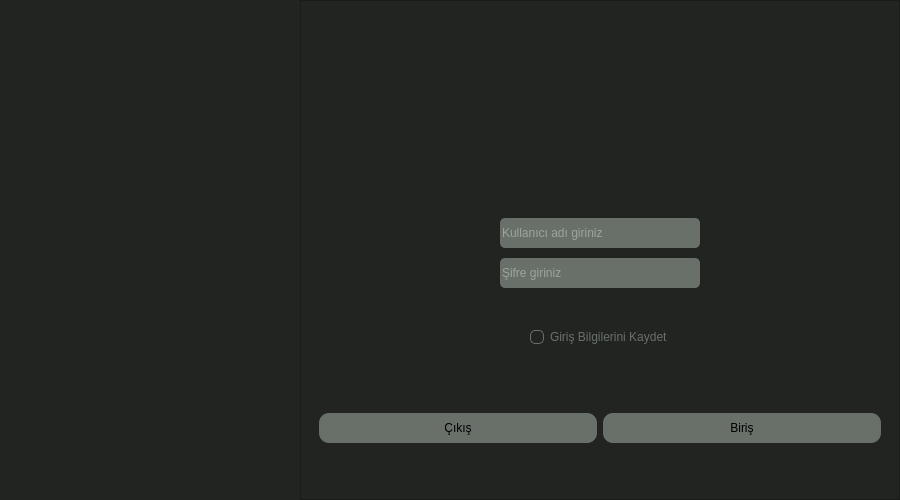
First picture: the form in ui/login.ui, repository w0nzy/vixgon, before the edit.
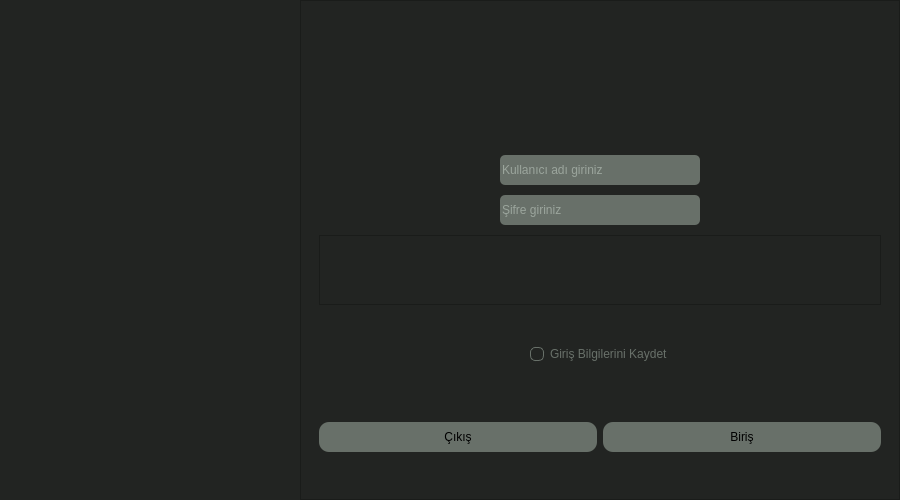
Second picture: the form after the edit. Icons and pictures are not drawn.

```diff
--- a/ui/login.ui
+++ b/ui/login.ui
@@ -220,31 +220,6 @@
             <property name="topMargin">
              <number>10</number>
             </property>
-            <item alignment="Qt::AlignmentFlag::AlignHCenter">
-             <widget class="QLabel" name="user_icon_label">
-              <property name="minimumSize">
-               <size>
-                <width>150</width>
-                <height>150</height>
-               </size>
-              </property>
-              <property name="maximumSize">
-               <size>
-                <width>150</width>
-                <height>150</height>
-               </size>
-              </property>
-              <property name="styleSheet">
-               <string notr="true"/>
-              </property>
-              <property name="text">
-               <string/>
-              </property>
-              <property name="scaledContents">
-               <bool>true</bool>
-              </property>
-             </widget>
-            </item>
            </layout>
           </widget>
          </item>
@@ -314,11 +289,36 @@
               </property>
              </widget>
             </item>
-            <item alignment="Qt::AlignmentFlag::AlignHCenter">
+            <item>
+             <widget class="QFrame" name="loading_icon_frame">
+              <property name="minimumSize">
+               <size>
+                <width>0</width>
+                <height>70</height>
+               </size>
+              </property>
+              <property name="maximumSize">
+               <size>
+                <width>16777215</width>
+                <height>70</height>
+               </size>
+              </property>
+              <property name="frameShape">
+               <enum>QFrame::Shape::StyledPanel</enum>
+              </property>
+              <property name="frameShadow">
+               <enum>QFrame::Shadow::Raised</enum>
+              </property>
+             </widget>
+            </item>
+            <item>
              <widget class="QLabel" name="status_label">
               <property name="text">
                <string/>
               </property>
+              <property name="alignment">
+               <set>Qt::AlignmentFlag::AlignHCenter|Qt::AlignmentFlag::AlignTop</set>
+              </property>
              </widget>
             </item>
             <item alignment="Qt::AlignmentFlag::AlignHCenter|Qt::AlignmentFlag::AlignTop">
```
